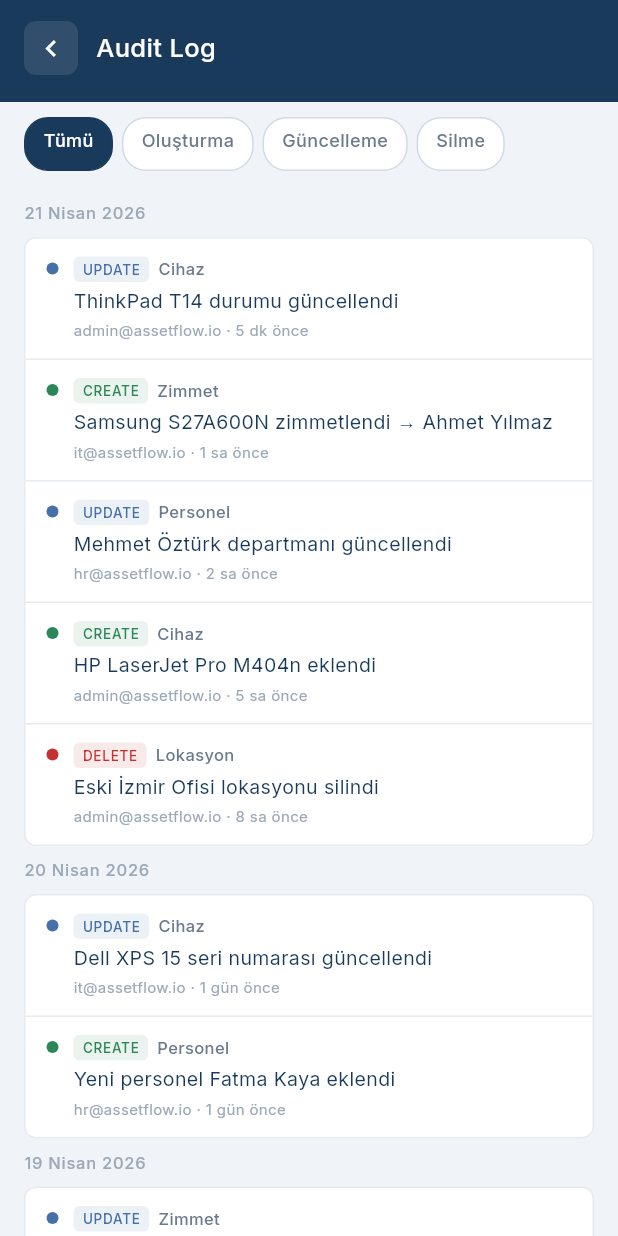
After one commit to YusufEmreYazici/assetflow_mobile, a Flutter app: the AuditLogScreen screen opened by its route, on a phone screen of 412 x 824 dp. The commit adds this screen. Run offline on Flutter 3.47's test engine with Material 3 defaults, Android fonts, the phone set to English and light mode, and no system bars; our stand-ins replace csv, dio, file_picker, fl_chart, flutter_local_notifications, flutter_riverpod and 6 more; missing offline and left inert: mobile_scanner; accounts and stored records are empty.

Commit message:
feat: add central audit log screen

```diff
--- a/lib/app_router.dart
+++ b/lib/app_router.dart
@@ -25,6 +25,7 @@ import 'package:assetflow_mobile/features/people/person_list_screen.dart';
 import 'package:assetflow_mobile/features/people/person_detail_screen.dart';
 import 'package:assetflow_mobile/features/sap/screens/sap_screen.dart';
 import 'package:assetflow_mobile/features/notifications/notifications_screen.dart';
+import 'package:assetflow_mobile/features/audit_log/audit_log_screen.dart';
 
 class _PlaceholderScreen extends StatelessWidget {
   final String title;
@@ -161,7 +162,7 @@ final routerProvider = Provider<GoRouter>((ref) {
       GoRoute(path: '/profile',      builder: (_, __) => const ProfileScreen()),
       GoRoute(path: '/sap',          builder: (_, __) => const SapScreen()),
       GoRoute(path: '/notifications', builder: (_, __) => const NotificationsScreen()),
-      GoRoute(path: '/audit-log',    builder: (_, __) => const _PlaceholderScreen('Audit Log')),
+      GoRoute(path: '/audit-log',    builder: (_, __) => const AuditLogScreen()),
       GoRoute(path: '/excel-export', builder: (_, __) => const _PlaceholderScreen('Excel Export')),
       GoRoute(path: '/settings',     builder: (_, __) => const _PlaceholderScreen('Ayarlar')),
     ],
--- /dev/null
+++ b/lib/features/audit_log/audit_log_screen.dart
@@ -0,0 +1,278 @@
+import 'package:flutter/material.dart';
+import 'package:google_fonts/google_fonts.dart';
+import 'package:intl/intl.dart';
+import 'package:assetflow_mobile/core/theme/app_theme.dart';
+
+class AuditLogScreen extends StatefulWidget {
+  const AuditLogScreen({super.key});
+
+  @override
+  State<AuditLogScreen> createState() => _AuditLogScreenState();
+}
+
+class _AuditLogScreenState extends State<AuditLogScreen> {
+  String? _filterAction;
+
+  static const _filters = [
+    (null, 'Tümü'),
+    ('Create', 'Oluşturma'),
+    ('Update', 'Güncelleme'),
+    ('Delete', 'Silme'),
+  ];
+
+  static final _mockLogs = [
+    _Log(id: '1', action: 'Update', entity: 'Cihaz', user: 'admin@assetflow.io', desc: 'ThinkPad T14 durumu güncellendi', time: DateTime.now().subtract(const Duration(minutes: 5))),
+    _Log(id: '2', action: 'Create', entity: 'Zimmet', user: 'it@assetflow.io', desc: 'Samsung S27A600N zimmetlendi → Ahmet Yılmaz', time: DateTime.now().subtract(const Duration(hours: 1))),
+    _Log(id: '3', action: 'Update', entity: 'Personel', user: 'hr@assetflow.io', desc: 'Mehmet Öztürk departmanı güncellendi', time: DateTime.now().subtract(const Duration(hours: 2))),
+    _Log(id: '4', action: 'Create', entity: 'Cihaz', user: 'admin@assetflow.io', desc: 'HP LaserJet Pro M404n eklendi', time: DateTime.now().subtract(const Duration(hours: 5))),
+    _Log(id: '5', action: 'Delete', entity: 'Lokasyon', user: 'admin@assetflow.io', desc: 'Eski İzmir Ofisi lokasyonu silindi', time: DateTime.now().subtract(const Duration(hours: 8))),
+    _Log(id: '6', action: 'Update', entity: 'Cihaz', user: 'it@assetflow.io', desc: 'Dell XPS 15 seri numarası güncellendi', time: DateTime.now().subtract(const Duration(days: 1))),
+    _Log(id: '7', action: 'Create', entity: 'Personel', user: 'hr@assetflow.io', desc: 'Yeni personel Fatma Kaya eklendi', time: DateTime.now().subtract(const Duration(days: 1))),
+    _Log(id: '8', action: 'Update', entity: 'Zimmet', user: 'it@assetflow.io', desc: 'Lenovo X1 Carbon iade alındı', time: DateTime.now().subtract(const Duration(days: 2))),
+    _Log(id: '9', action: 'Create', entity: 'Lokasyon', user: 'admin@assetflow.io', desc: 'Aliağa Rafineri lokasyonu eklendi', time: DateTime.now().subtract(const Duration(days: 3))),
+    _Log(id: '10', action: 'Delete', entity: 'Cihaz', user: 'admin@assetflow.io', desc: 'Eski HP Compaq silindi', time: DateTime.now().subtract(const Duration(days: 4))),
+  ];
+
+  List<_Log> _filtered() => _filterAction == null
+      ? _mockLogs
+      : _mockLogs.where((l) => l.action == _filterAction).toList();
+
+  Map<String, List<_Log>> _grouped(List<_Log> logs) {
+    final dateFormat = DateFormat('d MMMM yyyy', 'tr_TR');
+    final Map<String, List<_Log>> result = {};
+    for (final log in logs) {
+      final key = dateFormat.format(log.time);
+      (result[key] ??= []).add(log);
+    }
+    return result;
+  }
+
+  @override
+  Widget build(BuildContext context) {
+    final filtered = _filtered();
+    final grouped = _grouped(filtered);
+
+    return Scaffold(
+      backgroundColor: AppColors.surfaceLight,
+      body: Column(
+        children: [
+          Container(
+            color: AppColors.navy,
+            padding: EdgeInsets.only(
+              top: MediaQuery.of(context).padding.top + 14,
+              left: AppSpacing.lg,
+              right: AppSpacing.lg,
+              bottom: 18,
+            ),
+            child: Row(
+              children: [
+                GestureDetector(
+                  onTap: () => Navigator.pop(context),
+                  child: Container(
+                    width: 36, height: 36,
+                    decoration: BoxDecoration(
+                      color: Colors.white.withValues(alpha: 0.10),
+                      borderRadius: BorderRadius.circular(8),
+                    ),
+                    child: const Icon(Icons.chevron_left, size: 22, color: Colors.white),
+                  ),
+                ),
+                const SizedBox(width: 12),
+                Text(
+                  'Audit Log',
+                  style: GoogleFonts.inter(
+                    fontSize: 17, fontWeight: FontWeight.w500, color: Colors.white,
+                  ),
+                ),
+              ],
+            ),
+          ),
+          SizedBox(
+            height: 46,
+            child: ListView.separated(
+              scrollDirection: Axis.horizontal,
+              padding: const EdgeInsets.fromLTRB(16, 10, 16, 0),
+              itemCount: _filters.length,
+              separatorBuilder: (_, __) => const SizedBox(width: 6),
+              itemBuilder: (_, i) {
+                final (action, label) = _filters[i];
+                final active = _filterAction == action;
+                return GestureDetector(
+                  onTap: () => setState(() => _filterAction = action),
+                  child: Container(
+                    padding: const EdgeInsets.symmetric(horizontal: 12, vertical: 6),
+                    decoration: BoxDecoration(
+                      color: active ? AppColors.navy : AppColors.surfaceWhite,
+                      borderRadius: BorderRadius.circular(16),
+                      border: Border.all(
+                        color: active ? AppColors.navy : AppColors.surfaceInputBorder,
+                      ),
+                    ),
+                    child: Text(
+                      label,
+                      style: GoogleFonts.inter(
+                        fontSize: 12, fontWeight: FontWeight.w500,
+                        color: active ? Colors.white : AppColors.textSecondary,
+                      ),
+                    ),
+                  ),
+                );
+              },
+            ),
+          ),
+          Expanded(
+            child: filtered.isEmpty
+                ? Center(
+                    child: Text(
+                      'Kayıt bulunamadı.',
+                      style: GoogleFonts.inter(
+                        fontSize: 13, color: AppColors.textSecondary,
+                      ),
+                    ),
+                  )
+                : ListView(
+                    padding: const EdgeInsets.fromLTRB(
+                      AppSpacing.lg, AppSpacing.md, AppSpacing.lg, 20,
+                    ),
+                    children: grouped.entries.expand((e) => [
+                      Padding(
+                        padding: const EdgeInsets.only(bottom: 8, top: 8),
+                        child: Text(
+                          e.key,
+                          style: GoogleFonts.inter(
+                            fontSize: 11, fontWeight: FontWeight.w500,
+                            color: AppColors.textTertiary, letterSpacing: 0.5,
+                          ),
+                        ),
+                      ),
+                      Container(
+                        decoration: BoxDecoration(
+                          color: AppColors.surfaceWhite,
+                          borderRadius: BorderRadius.circular(AppRadius.md),
+                          border: Border.all(color: AppColors.surfaceDivider),
+                        ),
+                        child: Column(
+                          children: e.value.asMap().entries.map((entry) {
+                            final isLast = entry.key == e.value.length - 1;
+                            return _LogRow(log: entry.value, isLast: isLast);
+                          }).toList(),
+                        ),
+                      ),
+                    ]).toList(),
+                  ),
+          ),
+        ],
+      ),
+    );
+  }
+}
+
+class _Log {
+  final String id;
+  final String action;
+  final String entity;
+  final String user;
+  final String desc;
+  final DateTime time;
+  const _Log({
+    required this.id,
+    required this.action,
+    required this.entity,
+    required this.user,
+    required this.desc,
+    required this.time,
+  });
+}
+
+class _LogRow extends StatelessWidget {
+  final _Log log;
+  final bool isLast;
+  const _LogRow({required this.log, required this.isLast});
+
+  Color get _actionColor => switch (log.action) {
+        'Create' => AppColors.success,
+        'Update' => AppColors.info,
+        'Delete' => AppColors.error,
+        _ => AppColors.textTertiary,
+      };
+
+  String get _relTime {
+    final diff = DateTime.now().difference(log.time);
+    if (diff.inMinutes < 60) return '${diff.inMinutes} dk önce';
+    if (diff.inHours < 24) return '${diff.inHours} sa önce';
+    return '${diff.inDays} gün önce';
+  }
+
+  @override
+  Widget build(BuildContext context) {
+    return Container(
+      decoration: isLast
+          ? null
+          : const BoxDecoration(
+              border: Border(bottom: BorderSide(color: AppColors.surfaceDivider)),
+            ),
+      padding: const EdgeInsets.symmetric(horizontal: 14, vertical: 12),
+      child: Row(
+        crossAxisAlignment: CrossAxisAlignment.start,
+        children: [
+          Container(
+            width: 8, height: 8,
+            margin: const EdgeInsets.only(top: 4),
+            decoration: BoxDecoration(
+              color: _actionColor,
+              shape: BoxShape.circle,
+            ),
+          ),
+          const SizedBox(width: 10),
+          Expanded(
+            child: Column(
+              crossAxisAlignment: CrossAxisAlignment.start,
+              children: [
+                Row(
+                  children: [
+                    Container(
+                      padding: const EdgeInsets.symmetric(horizontal: 6, vertical: 2),
+                      decoration: BoxDecoration(
+                        color: _actionColor.withValues(alpha: 0.1),
+                        borderRadius: BorderRadius.circular(4),
+                      ),
+                      child: Text(
+                        log.action.toUpperCase(),
+                        style: GoogleFonts.inter(
+                          fontSize: 9, fontWeight: FontWeight.w500,
+                          color: _actionColor, letterSpacing: 0.5,
+                        ),
+                      ),
+                    ),
+                    const SizedBox(width: 6),
+                    Text(
+                      log.entity,
+                      style: GoogleFonts.inter(
+                        fontSize: 11, fontWeight: FontWeight.w500,
+                        color: AppColors.textSecondary,
+                      ),
+                    ),
+                  ],
+                ),
+                const SizedBox(height: 3),
+                Text(
+                  log.desc,
+                  style: GoogleFonts.inter(
+                    fontSize: 13, color: AppColors.textPrimary,
+                  ),
+                ),
+                const SizedBox(height: 3),
+                Text(
+                  '${log.user} · $_relTime',
+                  style: GoogleFonts.inter(
+                    fontSize: 10, color: AppColors.textTertiary,
+                  ),
+                ),
+              ],
+            ),
+          ),
+        ],
+      ),
+    );
+  }
+}
```
